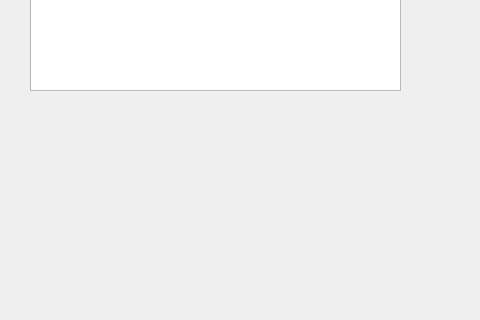
hancse/powermeter, file src/sqlframe.ui: the form before one commit; both pictures show x 0 to 480 and y 280 to 600 of the 900 by 600 pixel window.
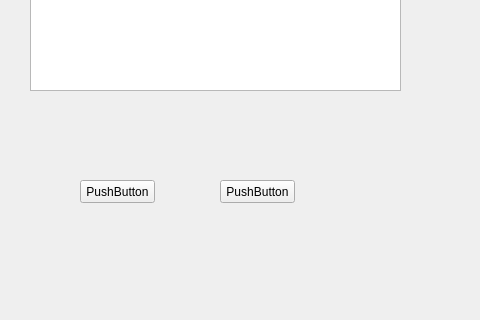
The form after the commit.

Patch:
```diff
--- a/src/sqlframe.ui
+++ b/src/sqlframe.ui
@@ -59,6 +59,32 @@
     </rect>
    </property>
   </widget>
+  <widget class="QPushButton" name="pushButton">
+   <property name="geometry">
+    <rect>
+     <x>80</x>
+     <y>460</y>
+     <width>75</width>
+     <height>23</height>
+    </rect>
+   </property>
+   <property name="text">
+    <string>PushButton</string>
+   </property>
+  </widget>
+  <widget class="QPushButton" name="pushButton_2">
+   <property name="geometry">
+    <rect>
+     <x>220</x>
+     <y>460</y>
+     <width>75</width>
+     <height>23</height>
+    </rect>
+   </property>
+   <property name="text">
+    <string>PushButton</string>
+   </property>
+  </widget>
  </widget>
  <resources/>
  <connections/>
```
